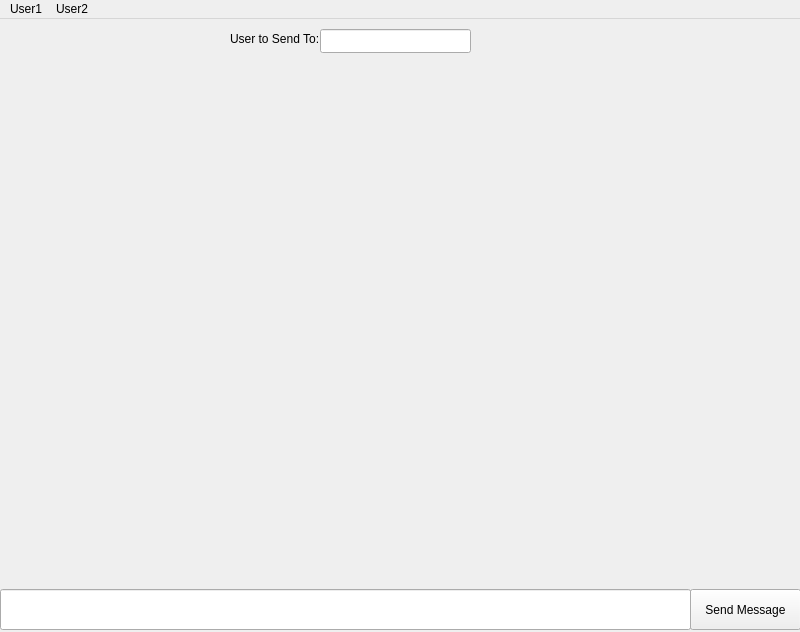
This is ChatAppClient/ChattingWindow.ui in pahuljotmatharoo/SignalSync-client as Qt 5 draws it before an edit. The edited form follows.
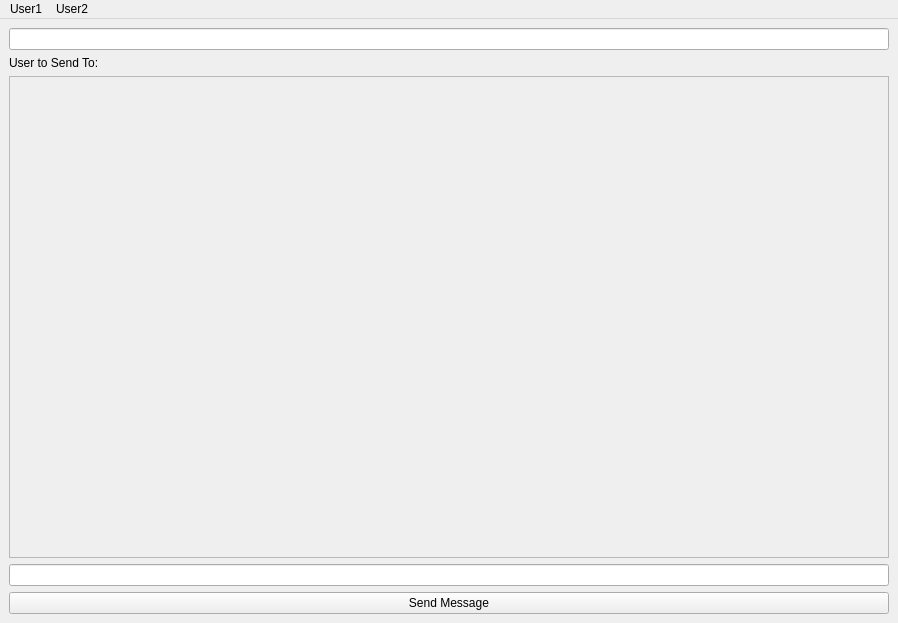
This is the edited form.

Patch:
```diff
--- a/ChatAppClient/ChattingWindow.ui
+++ b/ChatAppClient/ChattingWindow.ui
@@ -6,10 +6,16 @@
    <rect>
     <x>0</x>
     <y>0</y>
-    <width>800</width>
-    <height>632</height>
+    <width>898</width>
+    <height>623</height>
    </rect>
   </property>
+  <property name="sizePolicy">
+   <sizepolicy hsizetype="Preferred" vsizetype="MinimumExpanding">
+    <horstretch>0</horstretch>
+    <verstretch>0</verstretch>
+   </sizepolicy>
+  </property>
   <property name="windowTitle">
    <string>MainWindow</string>
   </property>
@@ -17,77 +23,55 @@
    <enum>Qt::LayoutDirection::LeftToRight</enum>
   </property>
   <widget class="QWidget" name="centralwidget">
-   <widget class="QLabel" name="label">
-    <property name="geometry">
-     <rect>
-      <x>230</x>
-      <y>10</y>
-      <width>91</width>
-      <height>20</height>
-     </rect>
-    </property>
-    <property name="text">
-     <string>User to Send To:</string>
-    </property>
-   </widget>
-   <widget class="QPushButton" name="sendButton">
-    <property name="geometry">
-     <rect>
-      <x>690</x>
-      <y>570</y>
-      <width>111</width>
-      <height>41</height>
-     </rect>
-    </property>
-    <property name="text">
-     <string>Send Message</string>
-    </property>
-   </widget>
-   <widget class="QLineEdit" name="Username_input">
-    <property name="geometry">
-     <rect>
-      <x>320</x>
-      <y>10</y>
-      <width>151</width>
-      <height>24</height>
-     </rect>
-    </property>
-   </widget>
-   <widget class="QLineEdit" name="Message_input">
-    <property name="geometry">
-     <rect>
-      <x>0</x>
-      <y>570</y>
-      <width>691</width>
-      <height>41</height>
-     </rect>
-    </property>
-   </widget>
-   <widget class="QWidget" name="verticalLayoutWidget">
-    <property name="geometry">
-     <rect>
-      <x>70</x>
-      <y>50</y>
-      <width>671</width>
-      <height>501</height>
-     </rect>
-    </property>
-    <layout class="QVBoxLayout" name="verticalLayout">
-     <property name="spacing">
-      <number>1</number>
-     </property>
-     <property name="sizeConstraint">
-      <enum>QLayout::SizeConstraint::SetNoConstraint</enum>
-     </property>
-    </layout>
-   </widget>
+   <layout class="QVBoxLayout" name="verticalLayout">
+    <item>
+     <widget class="QLineEdit" name="Username_input"/>
+    </item>
+    <item>
+     <widget class="QLabel" name="label">
+      <property name="text">
+       <string>User to Send To:</string>
+      </property>
+     </widget>
+    </item>
+    <item>
+     <widget class="QScrollArea" name="scrollArea">
+      <property name="enabled">
+       <bool>true</bool>
+      </property>
+      <property name="widgetResizable">
+       <bool>true</bool>
+      </property>
+      <widget class="QWidget" name="scrollAreaWidgetContents">
+       <property name="geometry">
+        <rect>
+         <x>0</x>
+         <y>0</y>
+         <width>878</width>
+         <height>470</height>
+        </rect>
+       </property>
+      </widget>
+     </widget>
+    </item>
+    <item>
+     <widget class="QLineEdit" name="Message_input"/>
+    </item>
+    <item>
+     <widget class="QPushButton" name="sendButton">
+      <property name="text">
+       <string>Send Message</string>
+      </property>
+     </widget>
+    </item>
+   </layout>
   </widget>
   <widget class="QMenuBar" name="menubar">
    <property name="geometry">
     <rect>
      <x>0</x>
      <y>0</y>
-     <width>800</width>
+     <width>898</width>
      <height>21</height>
     </rect>
    </property>
```
